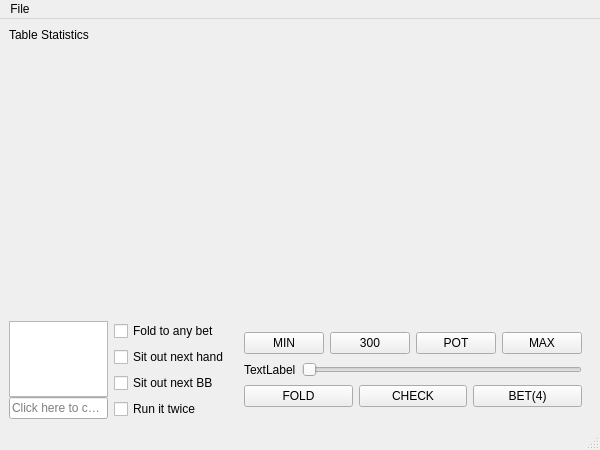
Old version of the form qt-client/client/table.ui in the repository paunovic/chipup-poker.
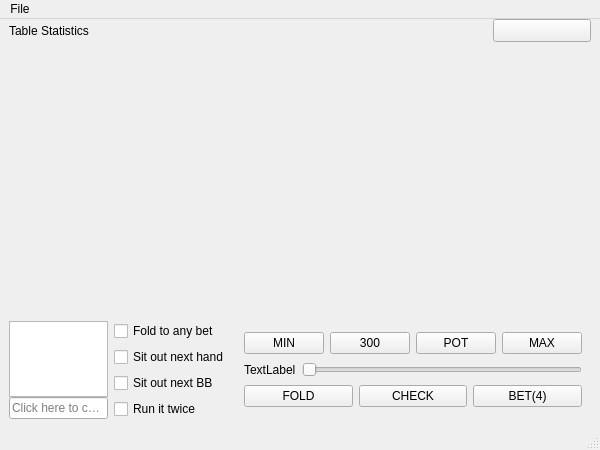
New version of the form.

```diff
--- a/qt-client/client/table.ui
+++ b/qt-client/client/table.ui
@@ -18,12 +18,41 @@
   </property>
   <widget class="QWidget" name="centralwidget">
    <layout class="QVBoxLayout" name="verticalLayout" stretch="0,4,1">
+    <property name="topMargin">
+     <number>0</number>
+    </property>
+    <item>
+     <layout class="QHBoxLayout" name="horizontalLayout_2" stretch="1,0">
     <item>
      <widget class="QLabel" name="lbStats">
       <property name="text">
        <string>Table Statistics</string>
       </property>
      </widget>
+      </item>
+      <item>
+       <widget class="QPushButton" name="btStandUp">
+        <property name="minimumSize">
+         <size>
+          <width>98</width>
+          <height>23</height>
+         </size>
+        </property>
+        <property name="maximumSize">
+         <size>
+          <width>98</width>
+          <height>23</height>
+         </size>
+        </property>
+        <property name="accessibleName">
+         <string>Stand Up</string>
+        </property>
+        <property name="text">
+         <string/>
+        </property>
+       </widget>
+      </item>
+     </layout>
     </item>
     <item>
      <widget class="QWidget" name="centerWrap" native="true">
```
Lines whose indentation alone changed are shown as unchanged.
